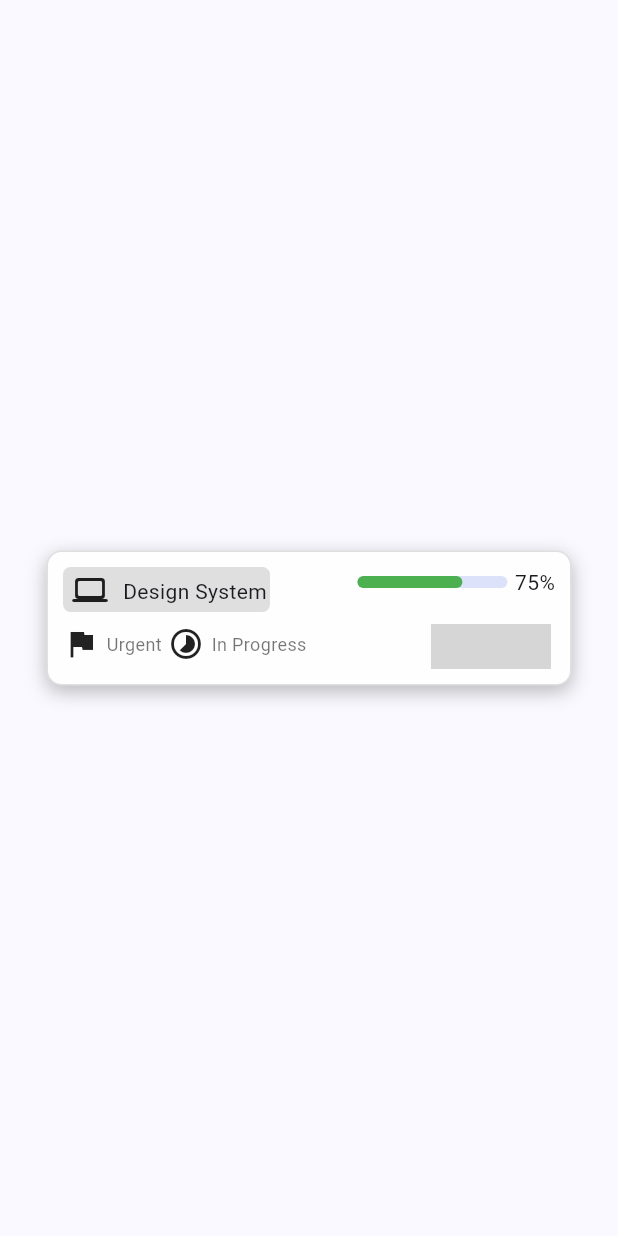
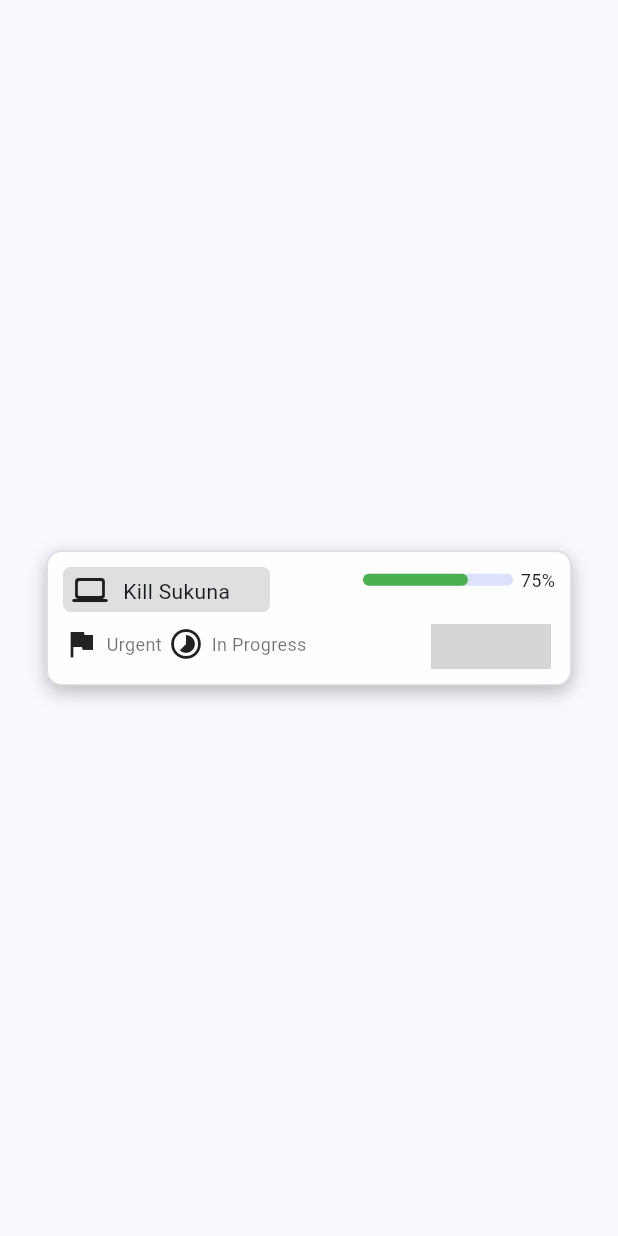
Before and after one commit to hydev777/wt-flutter-samples, a Flutter app: the AnimatedCard4 screen opened directly, on a phone screen of 412 x 824 dp. Run offline on Flutter 3.47's test engine with Material 3 defaults, Android fonts, the phone set to English and light mode, and no system bars; network calls fail; grey boxes are pictures that could not be loaded.

Commit message:
Changed animation curve and labels

```diff
--- a/lib/animated_card_4.dart
+++ b/lib/animated_card_4.dart
@@ -39,12 +39,7 @@ class _AnimatedCard4State extends State<AnimatedCard4>
     ).animate(
       CurvedAnimation(
         parent: _animationController,
-        curve: Curves.linear,
-        // curve: const Interval(
-        //   0,
-        //   0.200,
-        //   curve: Curves.decelerate,
-        // ),
+        curve: Curves.easeIn,
       ),
     );
 
@@ -54,12 +49,7 @@ class _AnimatedCard4State extends State<AnimatedCard4>
     ).animate(
       CurvedAnimation(
         parent: _animationController,
-        curve: Curves.linear,
-        // curve: const Interval(
-        //   0,
-        //   0.200,
-        //   curve: Curves.decelerate,
-        // ),
+        curve: Curves.easeIn,
       ),
     );
 
@@ -69,12 +59,7 @@ class _AnimatedCard4State extends State<AnimatedCard4>
     ).animate(
       CurvedAnimation(
         parent: _animationController,
-        curve: Curves.linear,
-        // curve: const Interval(
-        //   0.200,
-        //   0.350,
-        //   curve: Curves.linear,
-        // ),
+        curve: Curves.easeIn,
       ),
     );
 
@@ -82,11 +67,6 @@ class _AnimatedCard4State extends State<AnimatedCard4>
       CurvedAnimation(
         parent: _animationController,
         curve: Curves.linear,
-        // curve: const Interval(
-        //   0,
-        //   0.200,
-        //   curve: Curves.decelerate,
-        // ),
       ),
     );
 
@@ -94,11 +74,6 @@ class _AnimatedCard4State extends State<AnimatedCard4>
       CurvedAnimation(
         parent: _animationController,
         curve: Curves.linear,
-        // curve: const Interval(
-        //   0,
-        //   0.200,
-        //   curve: Curves.decelerate,
-        // ),
       ),
     );
 
@@ -106,11 +81,6 @@ class _AnimatedCard4State extends State<AnimatedCard4>
       CurvedAnimation(
         parent: _animationController,
         curve: Curves.linear,
-        // curve: const Interval(
-        //   0,
-        //   0.200,
-        //   curve: Curves.decelerate,
-        // ),
       ),
     );
 
@@ -118,11 +88,6 @@ class _AnimatedCard4State extends State<AnimatedCard4>
       CurvedAnimation(
         parent: _animationController,
         curve: Curves.linear,
-        // curve: const Interval(
-        //   0,
-        //   0.200,
-        //   curve: Curves.decelerate,
-        // ),
       ),
     );
 
@@ -130,11 +95,6 @@ class _AnimatedCard4State extends State<AnimatedCard4>
       CurvedAnimation(
         parent: _animationController,
         curve: Curves.linear,
-        // curve: const Interval(
-        //   0,
-        //   0.200,
-        //   curve: Curves.decelerate,
-        // ),
       ),
     );
 
@@ -142,11 +102,6 @@ class _AnimatedCard4State extends State<AnimatedCard4>
       CurvedAnimation(
         parent: _animationController,
         curve: Curves.linear,
-        // curve: const Interval(
-        //   0,
-        //   0.200,
-        //   curve: Curves.decelerate,
-        // ),
       ),
     );
   }
@@ -167,7 +122,7 @@ class _AnimatedCard4State extends State<AnimatedCard4>
             final rightPosProgress =
                 lerpDouble(10, 140, _animationController.value);
             final topPosProgress =
-                lerpDouble(10, 62, _animationController.value);
+                lerpDouble(10, 64, _animationController.value);
             final titleFontSize =
                 lerpDouble(14, 22, _animationController.value);
             final titleFontWeight = FontWeight.lerp(
@@ -254,12 +209,12 @@ class _AnimatedCard4State extends State<AnimatedCard4>
                               minHeight: 8,
                             ),
                           ),
-                          SizedBox(
+                          const SizedBox(
                             width: 5,
                           ),
-                          Text(
+                          const Text(
                             '75%',
-                            style: TextStyle(fontSize: 14),
+                            style: TextStyle(fontSize: 12),
                           ),
                         ],
                       ),
@@ -280,8 +235,11 @@ class _AnimatedCard4State extends State<AnimatedCard4>
                               color: Colors.black12,
                             ),
                           ),
-                          child: Row(
+                          child: const Row(
                             children: [
+                              SizedBox(
+                                width: 3,
+                              ),
                               Icon(
                                 Icons.check_circle_outline,
                                 size: 16,
@@ -326,7 +284,7 @@ class _AnimatedCard4State extends State<AnimatedCard4>
                                     shape: CircleBorder(),
                                     onChanged: (value) {},
                                   ),
-                                  Text('Design Tokens'),
+                                  const Text('Send Gojo'),
                                 ],
                               ),
                               Row(
@@ -336,7 +294,7 @@ class _AnimatedCard4State extends State<AnimatedCard4>
                                     shape: CircleBorder(),
                                     onChanged: (value) {},
                                   ),
-                                  Text('Color System'),
+                                  const Text('Kill Kenjaku'),
                                 ],
                               ),
                               Row(
@@ -346,7 +304,7 @@ class _AnimatedCard4State extends State<AnimatedCard4>
                                     shape: CircleBorder(),
                                     onChanged: (value) {},
                                   ),
-                                  Text('Type System'),
+                                  const Text('Send Yuta'),
                                 ],
                               ),
                               Row(
@@ -356,7 +314,7 @@ class _AnimatedCard4State extends State<AnimatedCard4>
                                     shape: CircleBorder(),
                                     onChanged: (value) {},
                                   ),
-                                  Text('Documentation'),
+                                  const Text('Purple'),
                                 ],
                               )
                             ],
@@ -373,7 +331,7 @@ class _AnimatedCard4State extends State<AnimatedCard4>
                       left: 50,
                       top: 16,
                       child: Text(
-                        'Design System',
+                        'Kill Sukuna',
                         style: TextStyle(
                           fontSize: titleFontSize,
                           fontWeight: titleFontWeight,
@@ -386,7 +344,7 @@ class _AnimatedCard4State extends State<AnimatedCard4>
                       child: Row(
                         children: [
                           const Icon(Icons.flag),
-                          SizedBox(
+                          const SizedBox(
                             width: 5,
                           ),
                           AnimatedCrossFade(
@@ -411,13 +369,7 @@ class _AnimatedCard4State extends State<AnimatedCard4>
                                 ? CrossFadeState.showFirst
                                 : CrossFadeState.showSecond,
                           ),
-                          // Name(
-                          //   label: _opacityAnimation.isCompleted
-                          //       ? 'Priority'
-                          //       : 'Urgent',
-                          //   opacity: 1,
-                          // ),
-                          SizedBox(
+                          const SizedBox(
                             width: 35,
                           ),
                           Opacity(
@@ -428,7 +380,7 @@ class _AnimatedCard4State extends State<AnimatedCard4>
                                 color: Color(0xFFFFD3D5),
                               ),
                               padding: EdgeInsets.all(8),
-                              child: Row(
+                              child: const Row(
                                 children: [
                                   Text(
                                     'Urgent',
@@ -454,7 +406,7 @@ class _AnimatedCard4State extends State<AnimatedCard4>
                       child: Row(
                         children: [
                           const Icon(Icons.timelapse_outlined),
-                          SizedBox(
+                          const SizedBox(
                             width: 5,
                           ),
                           AnimatedCrossFade(
@@ -479,7 +431,7 @@ class _AnimatedCard4State extends State<AnimatedCard4>
                                 ? CrossFadeState.showFirst
                                 : CrossFadeState.showSecond,
                           ),
-                          SizedBox(
+                          const SizedBox(
                             width: 40,
                           ),
                           Opacity(
@@ -490,7 +442,7 @@ class _AnimatedCard4State extends State<AnimatedCard4>
                                 color: Color(0xFFFFEAC5),
                               ),
                               padding: EdgeInsets.all(8),
-                              child: Row(
+                              child: const Row(
                                 children: [
                                   Text(
                                     'In Progress',
@@ -582,7 +534,7 @@ class Profile extends StatelessWidget {
               ),
             ),
           ),
-          SizedBox(
+          const SizedBox(
             width: 4,
           ),
           Name(
```
